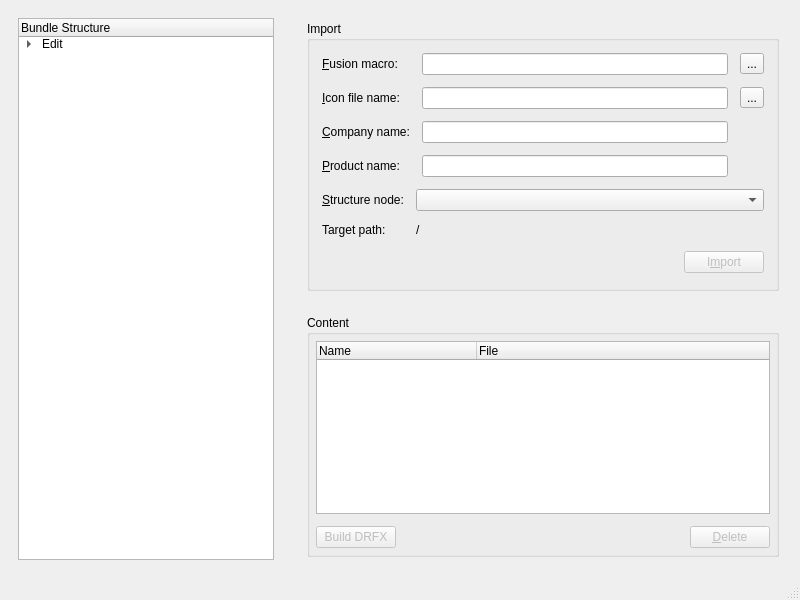
Above: mainwindow.ui from britus/DRFXBuilder before the change. Below: the same form after it.
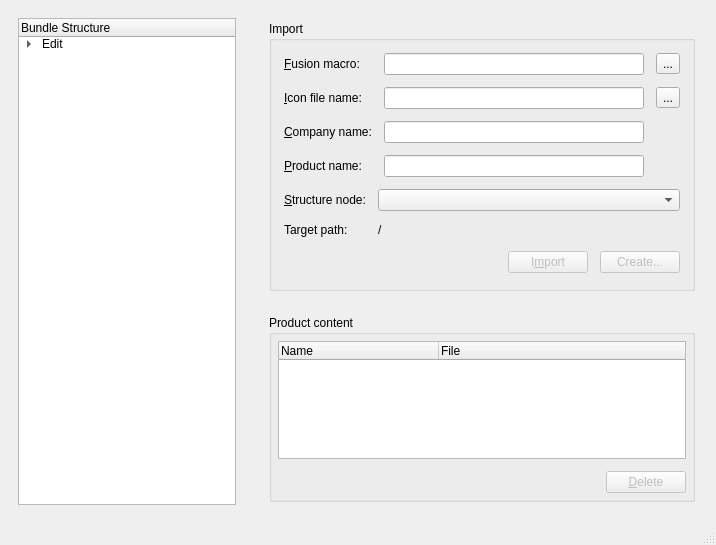
That is the form after the change. Icons and pictures are not drawn.

```diff
--- a/mainwindow.ui
+++ b/mainwindow.ui
@@ -6,8 +6,8 @@
    <rect>
     <x>0</x>
     <y>0</y>
-    <width>800</width>
-    <height>600</height>
+    <width>716</width>
+    <height>545</height>
    </rect>
   </property>
   <property name="windowTitle">
@@ -462,6 +462,22 @@
                <property name="autoDefault">
                 <bool>true</bool>
                </property>
+               <property name="default">
+                <bool>true</bool>
+               </property>
+              </widget>
+             </item>
+             <item>
+              <widget class="QPushButton" name="pbBuildDRFX">
+               <property name="enabled">
+                <bool>false</bool>
+               </property>
+               <property name="text">
+                <string>Create...</string>
+               </property>
+               <property name="autoDefault">
+                <bool>true</bool>
+               </property>
               </widget>
              </item>
             </layout>
@@ -479,7 +495,7 @@
           </sizepolicy>
          </property>
          <property name="title">
-          <string>Content</string>
+          <string>Product content</string>
          </property>
          <layout class="QVBoxLayout" name="verticalLayout_3">
           <property name="spacing">
@@ -586,16 +602,6 @@
              <property name="bottomMargin">
               <number>0</number>
              </property>
-             <item>
-              <widget class="QPushButton" name="pbBuildDRFX">
-               <property name="enabled">
-                <bool>false</bool>
-               </property>
-               <property name="text">
-                <string>Build DRFX</string>
-               </property>
-              </widget>
-             </item>
              <item>
               <spacer name="horizontalSpacer_2">
                <property name="orientation">
```
Left out of the diff: 15 changed lines with no effect on the pictures.
